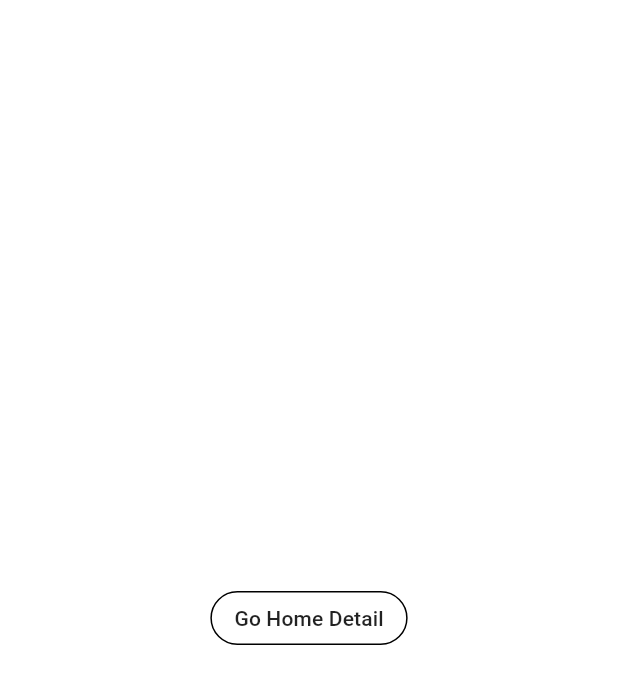
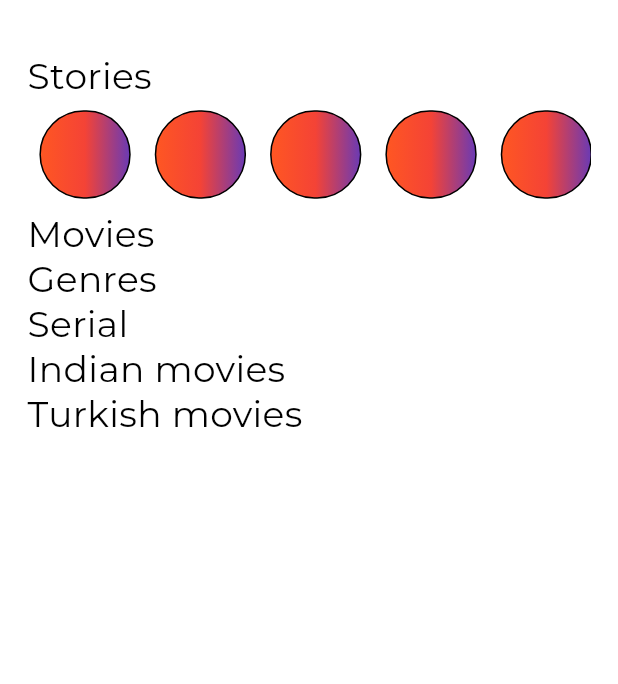
Before and after one commit to Zafarbek708k/movie_app, a Flutter app: the Home screen opened directly, on a phone screen of 412 x 824 dp. Shown: the top 684 px of the screen. Run offline on Flutter 3.47's test engine with Material 3 defaults, Android fonts, the phone set to English and light mode, and no system bars; drawn by our look-alikes of keyboard_dismisser; our stand-ins replace animated_toggle_switch, connectivity_plus, device_preview, dio, flutter_advanced_drawer, flutter_riverpod and 8 more; missing offline and left inert: a package; accounts and stored records are empty; generated files the repository leaves out were written again; network calls fail.

Commit message:
3 - commit by Zafarbek  begin home page  and fix splash isEnter user saved local storage

```diff
--- a/lib/riverpod.dart
+++ b/lib/riverpod.dart
@@ -2,7 +2,7 @@
 
 import "package:flutter_riverpod/flutter_riverpod.dart";
 import "package:movie_app/src/feature/entry/vm/entry_view_model.dart";
-import "package:movie_app/src/feature/home/vm/home_view_model.dart";
+import "package:movie_app/src/feature/home_navigation_view_model.dart";
 import "package:movie_app/src/feature/settings/locale_controller.dart";
 import "package:movie_app/src/feature/settings/theme_controller.dart";
 
@@ -13,4 +13,5 @@ final locale = ChangeNotifierProvider((ref) => LocalController());
   // splash onBoarding
 final entryController = ChangeNotifierProvider((ref) => EntryViewModel());
 
-final homeController = ChangeNotifierProvider((ref) => HomeViewModel());
+final homeNavigationController = ChangeNotifierProvider((ref) => HomeViewModel());
+final homePageController = ChangeNotifierProvider((ref) => HomeViewModel());
--- a/lib/src/core/routes/app_router.dart
+++ b/lib/src/core/routes/app_router.dart
@@ -2,6 +2,7 @@ import "package:flutter/material.dart";
 import "package:go_router/go_router.dart";
 import "package:movie_app/src/feature/entry/view/pages/on_boarding_page.dart";
 import "package:movie_app/src/feature/entry/view/pages/splash_page.dart";
+import "package:movie_app/src/feature/home/view/pages/home.dart";
 import "package:movie_app/src/feature/settings/theme_controller.dart";
 import "../../feature/home_navigation.dart";
 import "app_route_name.dart";
@@ -41,9 +42,7 @@ final class AppRouter {
               GoRoute(
                 path: AppRouteName.home,
                 pageBuilder: (context, state) => const NoTransitionPage(
-                  child: Scaffold(
-                    body: Center(child: Text("Home", style: TextStyle(color: Colors.black),),),
-                  ),
+                  child: Home()
                 ),
                 routes: const [],
               ),
--- a/lib/src/core/server/api/api_constants.dart
+++ b/lib/src/core/server/api/api_constants.dart
@@ -9,8 +9,8 @@ final class ApiConst {
   static const String baseUrl = "https://api.themoviedb.org/3";
 
   // Dynamic API Endpoints
-  static String apiGetMovieList(String accountId) => "/account/$accountId/lists";
-  static String apiGetWatchListMovies(String accountId) => "/account/$accountId/watchlist/movies";
+  static String apiGetMovieLis = "/account/$accountId/lists";
+  static String apiGetWatchListMovies = "/account/$accountId/watchlist/movies";
 
   // Static Endpoint (for general trending movies with pagination)
   static const String apiGetMovieWithPage = "/trending/all/day";
--- a/lib/src/core/widgets/text_widget.dart
+++ b/lib/src/core/widgets/text_widget.dart
@@ -41,7 +41,8 @@ class CustomTextWidget extends StatelessWidget {
 
   @override
   Widget build(BuildContext context) {
-    return Text(text,
+    return Text(
+      text,
       textAlign: textAlign,
       overflow: textOverflow,
       maxLines: maxLine,
@@ -60,6 +61,7 @@ class CustomTextWidget extends StatelessWidget {
           height: height,
           letterSpacing: letterSpacing,
         ),
-        ));
+      ),
+    );
   }
 }
--- a/lib/src/data/repository/app_repository.dart
+++ b/lib/src/data/repository/app_repository.dart
@@ -1,4 +1,5 @@
 
 abstract class AppRepository {
-
+  /// crud
+  Future<void>getList();
 }
--- a/lib/src/data/repository/app_repository_impl.dart
+++ b/lib/src/data/repository/app_repository_impl.dart
@@ -6,5 +6,11 @@ class AppRepositoryImpl implements AppRepository {
   const AppRepositoryImpl._internal();
   static const AppRepositoryImpl _impl = AppRepositoryImpl._internal();
 
+  @override
+  Future<void> getList() {
+    // TODO: implement getList
+    throw UnimplementedError();
+  }
+
 
 }
--- a/lib/src/feature/home/view/pages/home.dart
+++ b/lib/src/feature/home/view/pages/home.dart
@@ -1,34 +1,73 @@
 import "package:flutter/material.dart";
 import "package:flutter_riverpod/flutter_riverpod.dart";
+import "package:flutter_screenutil/flutter_screenutil.dart";
 import "package:go_router/go_router.dart";
+import "package:movie_app/src/core/constants/context_extension.dart";
+import "package:movie_app/src/core/server/api/api.dart";
+import "package:movie_app/src/core/server/api/api_constants.dart";
 import "../../../../../riverpod.dart";
 import "../../../../core/routes/app_route_name.dart";
+import "../../../../core/widgets/text_widget.dart";
 
 class Home extends ConsumerStatefulWidget {
-  const Home({ super.key});
-
+  const Home({super.key});
 
   @override
   ConsumerState<ConsumerStatefulWidget> createState() => _HomePageState();
 }
 
 class _HomePageState extends ConsumerState<Home> {
+  String? data;
+
+  Future<void> getData() async {
+    data = await ApiService.get(ApiConst.apiGetMovieLis, ApiParams.movieListParams(page: 1));
+  }
+
+  @override
+  void initState() {
+    getData();
+    super.initState();
+  }
+
   @override
   Widget build(BuildContext context) {
-    ref.watch(homeController);
-    final controller = ref.read(homeController);
-    return  Scaffold(
-      body: Center(
-        child: MaterialButton(
-          onPressed: (){
-            context.go("${AppRouteName.home}/${AppRouteName.homeDetail}");
-          },
-          shape: const StadiumBorder(
-            side: BorderSide(
-              color: Colors.black,
-            ),
+    ref.watch(homePageController);
+    final controller = ref.read(homePageController);
+    return Scaffold(
+      body: SingleChildScrollView(
+        child: Padding(
+          padding: REdgeInsets.symmetric(horizontal: 18.0, vertical: 35),
+          child: Column(
+            crossAxisAlignment: CrossAxisAlignment.start,
+            mainAxisAlignment: MainAxisAlignment.start,
+            children: [
+              CustomTextWidget("Stories", textColor: context.appTheme.secondary, fontSize: 24),
+              SizedBox(
+                height: 75,
+                child: ListView.builder(
+                    scrollDirection: Axis.horizontal,
+                    itemCount: 15,
+                    itemBuilder: (context, index) {
+                      return Padding(
+                        padding: const EdgeInsets.all(8.0),
+                        child: Container(
+                          height: 50.h,
+                          width: 60.h,
+                          decoration: BoxDecoration(
+                              borderRadius: BorderRadius.circular(150),
+                              border: Border.all(color: context.appTheme.secondary, ),
+                              gradient: LinearGradient(colors: [Colors.deepOrange, Colors.red, Colors.deepPurple])),
+                        ),
+                      );
+                    }),
+              ),
+              CustomTextWidget("Movies", textColor: context.appTheme.secondary, fontSize: 24),
+              CustomTextWidget("Genres", textColor: context.appTheme.secondary, fontSize: 24),
+              CustomTextWidget("Serial", textColor: context.appTheme.secondary, fontSize: 24),
+              CustomTextWidget("Indian movies", textColor: context.appTheme.secondary, fontSize: 24),
+              CustomTextWidget("Turkish movies", textColor: context.appTheme.secondary, fontSize: 24),
+            ],
           ),
-          child: const Text("Go Home Detail"),
         ),
       ),
     );
--- a/lib/src/feature/home/view/pages/main_page.dart
+++ b/lib/src/feature/home/view/pages/main_page.dart
@@ -24,8 +24,8 @@ class MainPage extends ConsumerStatefulWidget {
 class _HomePageState extends ConsumerState<MainPage> {
   @override
   Widget build(BuildContext context) {
-    ref.watch(homeController);
-    final homeViewModel = ref.read(homeController);
+    ref.watch(homeNavigationController);
+    final homeViewModel = ref.read(homeNavigationController);
 
     return AdvancedDrawer(
       backdrop: Container(
--- a/lib/src/feature/home/view/pages/search.dart
+++ b/lib/src/feature/home/view/pages/search.dart
@@ -15,8 +15,8 @@ class Search extends ConsumerStatefulWidget {
 class _HomePageState extends ConsumerState<Search> {
   @override
   Widget build(BuildContext context) {
-    ref.watch(homeController);
-    final controller = ref.read(homeController);
+    ref.watch(homePageController);
+    final controller = ref.read(homePageController);
     return  Scaffold(
       body: Center(
         child: MaterialButton(
--- /dev/null
+++ b/lib/src/feature/home/vm/home_vm.dart
@@ -0,0 +1,6 @@
+import 'package:flutter/material.dart';
+
+
+class HomeVm extends ChangeNotifier{
+
+}
--- a/lib/src/feature/home/vm/home_view_model.dart
+++ b/lib/src/feature/home_navigation_view_model.dart
@@ -1,9 +1,11 @@
+import "dart:developer";
+
 import "package:flutter/foundation.dart";
 import "package:flutter/material.dart";
 import "package:flutter_advanced_drawer/flutter_advanced_drawer.dart";
 import "package:go_router/go_router.dart";
+import "package:movie_app/src/core/routes/app_route_name.dart";
 
-import "../../../core/routes/app_route_name.dart";
 
 class HomeViewModel extends ChangeNotifier {
   late AdvancedDrawerController advancedDrawerController = AdvancedDrawerController();
@@ -13,6 +15,7 @@ class HomeViewModel extends ChangeNotifier {
 
   void updateIndex(int newIndex) {
     _selectedIndex = newIndex;
+    log(_selectedIndex.toString());
     notifyListeners();
   }
 
```
Also changed, not shown: lib/src/feature/entry/view/pages/splash_page.dart (+16 -12 lines), lib/src/feature/entry/vm/entry_view_model.dart (+7 -0 lines), lib/src/feature/home/view/pages/favorite.dart (deleted, +0 -31 lines), lib/src/feature/home/view/pages/profile.dart (deleted, +0 -31 lines). Lines whose indentation alone changed are shown as unchanged.
